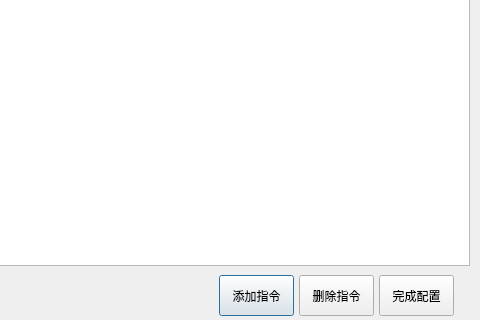
Qt form waveconfig.ui (lnwin/SDSJJ_waveControl) before a commit; both pictures show x 831 to 1311 and y 175 to 495 of the 1311 by 495 pixel window.
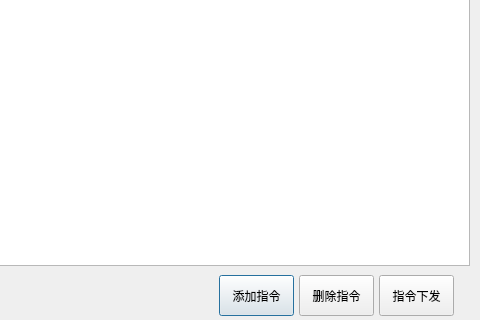
The same form after that commit.

```diff
--- a/waveconfig.ui
+++ b/waveconfig.ui
@@ -61,7 +61,7 @@
     </rect>
    </property>
    <property name="text">
-    <string>完成配置</string>
+    <string>指令下发</string>
    </property>
   </widget>
   <widget class="QPushButton" name="deleteOrder">
```
